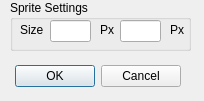
jokthefoo/Sprite-Editor, file Sprite_Editor_Extreme/configurationform.ui: the form before one commit.
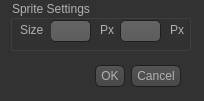
The form after the commit. Icons and pictures are not drawn.

Commit message: Set style sheet for config window

The edit to the form file:
```diff
--- a/Sprite_Editor_Extreme/configurationform.ui
+++ b/Sprite_Editor_Extreme/configurationform.ui
@@ -13,6 +13,460 @@
   <property name="windowTitle">
    <string>Project Configuration</string>
   </property>
+  <property name="styleSheet">
+   <string notr="true">
+QWidget
+{
+    color: #b1b1b1;
+    background-color: #323232;
+}
+
+QWidget:item:hover
+{
+    background-color: QLinearGradient( x1: 0, y1: 0, x2: 0, y2: 1, stop: 0 #ffa02f, stop: 1 #ca0619);
+    color: #000000;
+}
+
+QWidget:item:selected
+{
+    background-color: QLinearGradient( x1: 0, y1: 0, x2: 0, y2: 1, stop: 0 #ffa02f, stop: 1 #d7801a);
+}
+
+QMenuBar::item
+{
+    background: transparent;
+}
+
+QMenuBar::item:selected
+{
+    background: transparent;
+    border: 1px solid #ffaa00;
+}
+
+QMenuBar::item:pressed
+{
+    background: #444;
+    border: 1px solid #000;
+    background-color: QLinearGradient(
+        x1:0, y1:0,
+        x2:0, y2:1,
+        stop:1 #212121,
+        stop:0.4 #343434/*,
+        stop:0.2 #343434,
+        stop:0.1 #ffaa00*/
+    );
+    margin-bottom:-1px;
+    padding-bottom:1px;
+}
+
+QMenu
+{
+    border: 1px solid #000;
+}
+
+QMenu::item
+{
+    padding: 2px 20px 2px 20px;
+}
+
+QMenu::item:selected
+{
+    color: #000000;
+}
+
+QWidget:disabled
+{
+    color: #404040;
+    background-color: #323232;
+}
+
+QAbstractItemView
+{
+    background-color: QLinearGradient( x1: 0, y1: 0, x2: 0, y2: 1, stop: 0 #4d4d4d, stop: 0.1 #646464, stop: 1 #5d5d5d);
+}
+
+QWidget:focus
+{
+    /*border: 2px solid QLinearGradient( x1: 0, y1: 0, x2: 0, y2: 1, stop: 0 #ffa02f, stop: 1 #d7801a);*/
+}
+
+QLineEdit
+{
+    background-color: QLinearGradient( x1: 0, y1: 0, x2: 0, y2: 1, stop: 0 #4d4d4d, stop: 0 #646464, stop: 1 #5d5d5d);
+    padding: 1px;
+    border-style: solid;
+    border: 1px solid #1e1e1e;
+    border-radius: 5;
+}
+
+QPushButton
+{
+    color: #b1b1b1;
+    background-color: QLinearGradient( x1: 0, y1: 0, x2: 0, y2: 1, stop: 0 #565656, stop: 0.1 #525252, stop: 0.5 #4e4e4e, stop: 0.9 #4a4a4a, stop: 1 #464646);
+    border-width: 1px;
+    border-color: #1e1e1e;
+    border-style: solid;
+    border-radius: 6;
+    padding: 3px;
+    font-size: 12px;
+    padding-left: 5px;
+    padding-right: 5px;
+}
+
+QPushButton:pressed
+{
+    background-color: QLinearGradient( x1: 0, y1: 0, x2: 0, y2: 1, stop: 0 #2d2d2d, stop: 0.1 #2b2b2b, stop: 0.5 #292929, stop: 0.9 #282828, stop: 1 #252525);
+}
+
+QComboBox
+{
+    selection-background-color: #ffaa00;
+    background-color: QLinearGradient( x1: 0, y1: 0, x2: 0, y2: 1, stop: 0 #565656, stop: 0.1 #525252, stop: 0.5 #4e4e4e, stop: 0.9 #4a4a4a, stop: 1 #464646);
+    border-style: solid;
+    border: 1px solid #1e1e1e;
+    border-radius: 5;
+}
+
+QComboBox:hover,QPushButton:hover
+{
+    border: 2px solid QLinearGradient( x1: 0, y1: 0, x2: 0, y2: 1, stop: 0 #ffa02f, stop: 1 #d7801a);
+}
+
+
+QComboBox:on
+{
+    padding-top: 3px;
+    padding-left: 4px;
+    background-color: QLinearGradient( x1: 0, y1: 0, x2: 0, y2: 1, stop: 0 #2d2d2d, stop: 0.1 #2b2b2b, stop: 0.5 #292929, stop: 0.9 #282828, stop: 1 #252525);
+    selection-background-color: #ffaa00;
+}
+
+QComboBox QAbstractItemView
+{
+    border: 2px solid darkgray;
+    selection-background-color: QLinearGradient( x1: 0, y1: 0, x2: 0, y2: 1, stop: 0 #ffa02f, stop: 1 #d7801a);
+}
+
+QComboBox::drop-down
+{
+     subcontrol-origin: padding;
+     subcontrol-position: top right;
+     width: 15px;
+
+     border-left-width: 0px;
+     border-left-color: darkgray;
+     border-left-style: solid; /* just a single line */
+     border-top-right-radius: 3px; /* same radius as the QComboBox */
+     border-bottom-right-radius: 3px;
+ }
+
+QComboBox::down-arrow
+{
+     image: url(:/down_arrow.png);
+}
+
+QGroupBox:focus
+{
+border: 2px solid QLinearGradient( x1: 0, y1: 0, x2: 0, y2: 1, stop: 0 #ffa02f, stop: 1 #d7801a);
+}
+
+QTextEdit:focus
+{
+    border: 2px solid QLinearGradient( x1: 0, y1: 0, x2: 0, y2: 1, stop: 0 #ffa02f, stop: 1 #d7801a);
+}
+
+QScrollBar:horizontal {
+     border: 1px solid #222222;
+     background: QLinearGradient( x1: 0, y1: 0, x2: 0, y2: 1, stop: 0.0 #121212, stop: 0.2 #282828, stop: 1 #484848);
+     height: 7px;
+     margin: 0px 16px 0 16px;
+}
+
+QScrollBar::handle:horizontal
+{
+      background: QLinearGradient( x1: 0, y1: 0, x2: 1, y2: 0, stop: 0 #ffa02f, stop: 0.5 #d7801a, stop: 1 #ffa02f);
+      min-height: 20px;
+      border-radius: 2px;
+}
+
+QScrollBar::add-line:horizontal {
+      border: 1px solid #1b1b19;
+      border-radius: 2px;
+      background: QLinearGradient( x1: 0, y1: 0, x2: 1, y2: 0, stop: 0 #ffa02f, stop: 1 #d7801a);
+      width: 14px;
+      subcontrol-position: right;
+      subcontrol-origin: margin;
+}
+
+QScrollBar::sub-line:horizontal {
+      border: 1px solid #1b1b19;
+      border-radius: 2px;
+      background: QLinearGradient( x1: 0, y1: 0, x2: 1, y2: 0, stop: 0 #ffa02f, stop: 1 #d7801a);
+      width: 14px;
+     subcontrol-position: left;
+     subcontrol-origin: margin;
+}
+
+QScrollBar::right-arrow:horizontal, QScrollBar::left-arrow:horizontal
+{
+      border: 1px solid black;
+      width: 1px;
+      height: 1px;
+      background: white;
+}
+
+QScrollBar::add-page:horizontal, QScrollBar::sub-page:horizontal
+{
+      background: none;
+}
+
+QScrollBar:vertical
+{
+      background: QLinearGradient( x1: 0, y1: 0, x2: 1, y2: 0, stop: 0.0 #121212, stop: 0.2 #282828, stop: 1 #484848);
+      width: 7px;
+      margin: 16px 0 16px 0;
+      border: 1px solid #222222;
+}
+
+QScrollBar::handle:vertical
+{
+      background: QLinearGradient( x1: 0, y1: 0, x2: 0, y2: 1, stop: 0 #ffa02f, stop: 0.5 #d7801a, stop: 1 #ffa02f);
+      min-height: 20px;
+      border-radius: 2px;
+}
+
+QScrollBar::add-line:vertical
+{
+      border: 1px solid #1b1b19;
+      border-radius: 2px;
+      background: QLinearGradient( x1: 0, y1: 0, x2: 0, y2: 1, stop: 0 #ffa02f, stop: 1 #d7801a);
+      height: 14px;
+      subcontrol-position: bottom;
+      subcontrol-origin: margin;
+}
+
+QScrollBar::sub-line:vertical
+{
+      border: 1px solid #1b1b19;
+      border-radius: 2px;
+      background: QLinearGradient( x1: 0, y1: 0, x2: 0, y2: 1, stop: 0 #d7801a, stop: 1 #ffa02f);
+      height: 14px;
+      subcontrol-position: top;
+      subcontrol-origin: margin;
+}
+
+QScrollBar::up-arrow:vertical, QScrollBar::down-arrow:vertical
+{
+      border: 1px solid black;
+      width: 1px;
+      height: 1px;
+      background: white;
+}
+
+
+QScrollBar::add-page:vertical, QScrollBar::sub-page:vertical
+{
+      background: none;
+}
+
+QTextEdit
+{
+    background-color: #242424;
+}
+
+QPlainTextEdit
+{
+    background-color: #242424;
+}
+
+QHeaderView::section
+{
+    background-color: QLinearGradient(x1:0, y1:0, x2:0, y2:1, stop:0 #616161, stop: 0.5 #505050, stop: 0.6 #434343, stop:1 #656565);
+    color: white;
+    padding-left: 4px;
+    border: 1px solid #6c6c6c;
+}
+
+QCheckBox:disabled
+{
+color: #414141;
+}
+
+QDockWidget::title
+{
+    text-align: center;
+    spacing: 3px; /* spacing between items in the tool bar */
+    background-color: QLinearGradient(x1:0, y1:0, x2:0, y2:1, stop:0 #323232, stop: 0.5 #242424, stop:1 #323232);
+}
+
+QDockWidget::close-button, QDockWidget::float-button
+{
+    text-align: center;
+    spacing: 1px; /* spacing between items in the tool bar */
+    background-color: QLinearGradient(x1:0, y1:0, x2:0, y2:1, stop:0 #323232, stop: 0.5 #242424, stop:1 #323232);
+}
+
+QDockWidget::close-button:hover, QDockWidget::float-button:hover
+{
+    background: #242424;
+}
+
+QDockWidget::close-button:pressed, QDockWidget::float-button:pressed
+{
+    padding: 1px -1px -1px 1px;
+}
+
+QMainWindow::separator
+{
+    background-color: QLinearGradient(x1:0, y1:0, x2:0, y2:1, stop:0 #161616, stop: 0.5 #151515, stop: 0.6 #212121, stop:1 #343434);
+    color: white;
+    padding-left: 4px;
+    border: 1px solid #4c4c4c;
+    spacing: 3px; /* spacing between items in the tool bar */
+}
+
+QMainWindow::separator:hover
+{
+
+    background-color: QLinearGradient(x1:0, y1:0, x2:0, y2:1, stop:0 #d7801a, stop:0.5 #b56c17 stop:1 #ffa02f);
+    color: white;
+    padding-left: 4px;
+    border: 1px solid #6c6c6c;
+    spacing: 3px; /* spacing between items in the tool bar */
+}
+
+QToolBar::handle
+{
+     spacing: 3px; /* spacing between items in the tool bar */
+     background: url(:/resources/handle.png);
+}
+
+QMenu::separator
+{
+    height: 2px;
+    background-color: QLinearGradient(x1:0, y1:0, x2:0, y2:1, stop:0 #161616, stop: 0.5 #151515, stop: 0.6 #212121, stop:1 #343434);
+    color: white;
+    padding-left: 4px;
+    margin-left: 10px;
+    margin-right: 5px;
+}
+
+QProgressBar
+{
+    border: 2px solid grey;
+    border-radius: 5px;
+    text-align: center;
+}
+
+QProgressBar::chunk
+{
+    background-color: #d7801a;
+    width: 2.15px;
+    margin: 0.5px;
+}
+
+QTabBar::tab {
+    color: #b1b1b1;
+    border: 1px solid #444;
+    border-bottom-style: none;
+    background-color: #323232;
+    padding-left: 10px;
+    padding-right: 10px;
+    padding-top: 3px;
+    padding-bottom: 2px;
+    margin-right: -1px;
+}
+
+QTabWidget::pane {
+    border: 1px solid #444;
+    top: 1px;
+}
+
+QTabBar::tab:last
+{
+    margin-right: 0; /* the last selected tab has nothing to overlap with on the right */
+    border-top-right-radius: 3px;
+}
+
+QTabBar::tab:first:!selected
+{
+ margin-left: 0px; /* the last selected tab has nothing to overlap with on the right */
+
+
+    border-top-left-radius: 3px;
+}
+
+QTabBar::tab:!selected
+{
+    color: #b1b1b1;
+    border-bottom-style: solid;
+    margin-top: 3px;
+    background-color: QLinearGradient(x1:0, y1:0, x2:0, y2:1, stop:1 #212121, stop:.4 #343434);
+}
+
+QTabBar::tab:selected
+{
+    border-top-left-radius: 3px;
+    border-top-right-radius: 3px;
+    margin-bottom: 0px;
+}
+
+QTabBar::tab:!selected:hover
+{
+    /*border-top: 2px solid #ffaa00;
+    padding-bottom: 3px;*/
+    border-top-left-radius: 3px;
+    border-top-right-radius: 3px;
+    background-color: QLinearGradient(x1:0, y1:0, x2:0, y2:1, stop:1 #212121, stop:0.4 #343434, stop:0.2 #343434, stop:0.1 #ffaa00);
+}
+
+QRadioButton::indicator:checked, QRadioButton::indicator:unchecked{
+    color: #b1b1b1;
+    background-color: #323232;
+    border: 1px solid #b1b1b1;
+    border-radius: 6px;
+}
+
+QRadioButton::indicator:checked
+{
+    background-color: qradialgradient(
+        cx: 0.5, cy: 0.5,
+        fx: 0.5, fy: 0.5,
+        radius: 1.0,
+        stop: 0.25 #ffaa00,
+        stop: 0.3 #323232
+    );
+}
+
+QCheckBox::indicator{
+    color: #b1b1b1;
+    background-color: #323232;
+    border: 1px solid #b1b1b1;
+    width: 9px;
+    height: 9px;
+}
+
+QRadioButton::indicator
+{
+    border-radius: 6px;
+}
+
+QRadioButton::indicator:hover, QCheckBox::indicator:hover
+{
+    border: 1px solid #ffaa00;
+}
+
+QCheckBox::indicator:checked
+{
+
+    image:url(:/resources/checkbox.png);
+}
+
+QCheckBox::indicator:disabled, QRadioButton::indicator:disabled
+{
+    border: 1px solid #444;
+}</string>
+  </property>
   <widget class="QDialogButtonBox" name="buttonBox">
    <property name="geometry">
     <rect>
```
The commit also changes 4 other files.
